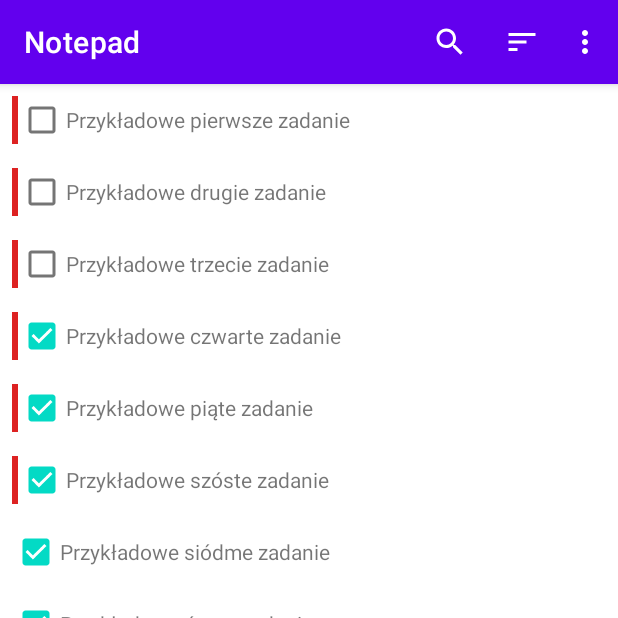
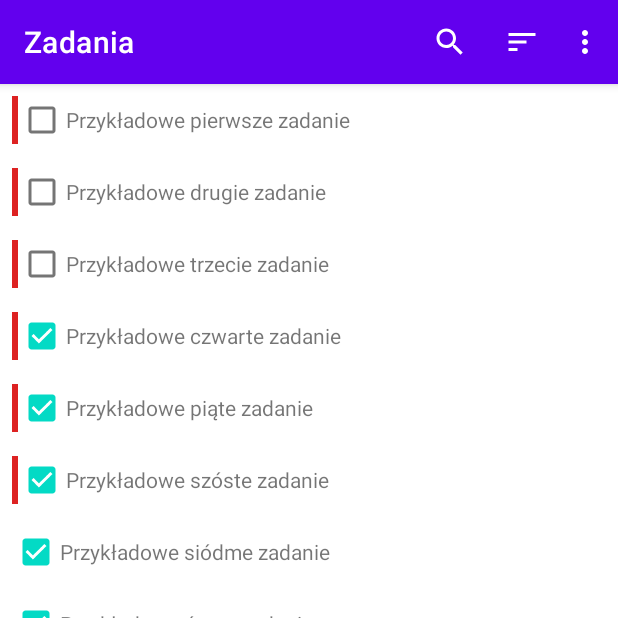
Before and after one commit to radoslawbialek/zadania, an Android app: the screen it shows after launch (MainActivity), on a phone screen of 412 x 824 dp, the top half of it. Run offline under Robolectric (Android 15) with nearby library versions, the phone set to English and light mode, and no system bars; our stand-ins replace Dagger/Hilt's generated code, Room's generated code, navigation-ui; libraries missing offline, so code that uses them is left out: androidx.hilt, androidx.hilt.lifecycle.

```diff
--- a/app/src/main/java/pl/radoslawbialek/notatnik/ui/MainActivity.kt
+++ b/app/src/main/java/pl/radoslawbialek/notatnik/ui/MainActivity.kt
@@ -1,14 +1,29 @@
 package pl.radoslawbialek.notatnik.ui
 
+import android.os.Bundle
 import androidx.appcompat.app.AppCompatActivity
-import android.os.Bundle
+import androidx.navigation.NavController
+import androidx.navigation.fragment.NavHostFragment
+import androidx.navigation.fragment.findNavController
+import androidx.navigation.ui.setupActionBarWithNavController
 import dagger.hilt.android.AndroidEntryPoint
 import pl.radoslawbialek.notatnik.R
 
 @AndroidEntryPoint
 class MainActivity : AppCompatActivity() {
+    private lateinit var navController: NavController
+
     override fun onCreate(savedInstanceState: Bundle?) {
         super.onCreate(savedInstanceState)
         setContentView(R.layout.activity_main)
+
+        val navHostFragment = supportFragmentManager.findFragmentById(R.id.navHostFragment) as NavHostFragment
+        navController = navHostFragment.findNavController()
+
+        setupActionBarWithNavController(navController)
+    }
+
+    override fun onSupportNavigateUp(): Boolean {
+        return navController.navigateUp() or super.onSupportNavigateUp()
     }
 }
--- a/app/src/main/java/pl/radoslawbialek/notatnik/ui/tasks/TasksFragment.kt
+++ b/app/src/main/java/pl/radoslawbialek/notatnik/ui/tasks/TasksFragment.kt
@@ -74,11 +74,13 @@ class TasksFragment : Fragment(R.layout.fragment_tasks), TasksAdapter.OnItemClic
                             }.show()
                     }
                     is TasksViewModel.TasksEvent.NavigateToAddTaskScreen -> {
-                        val action = TasksFragmentDirections.actionTasksFragmentToEditTaskFragment()
+                        val action =
+                            TasksFragmentDirections.actionTasksFragmentToEditTaskFragment(null, "Dodaj zadanie")
                         findNavController().navigate(action)
                     }
                     is TasksViewModel.TasksEvent.NavigateToEditTaskScreen -> {
-                        val action = TasksFragmentDirections.actionTasksFragmentToEditTaskFragment(event.task)
+                        val action =
+                            TasksFragmentDirections.actionTasksFragmentToEditTaskFragment(event.task, "Edytuj zadanie")
                         findNavController().navigate(action)
                     }
                 }.exhaustive
--- a/app/src/main/res/navigation/nav_graph.xml
+++ b/app/src/main/res/navigation/nav_graph.xml
@@ -8,8 +8,8 @@
     <fragment
         android:id="@+id/tasksFragment"
         android:name="pl.radoslawbialek.notatnik.ui.tasks.TasksFragment"
-        android:label="fragment_tasks"
-        tools:layout="@layout/fragment_tasks" >
+        android:label="Zadania"
+        tools:layout="@layout/fragment_tasks">
         <action
             android:id="@+id/action_tasksFragment_to_editTaskFragment"
             app:destination="@id/editTaskFragment" />
@@ -17,13 +17,16 @@
     <fragment
         android:id="@+id/editTaskFragment"
         android:name="pl.radoslawbialek.notatnik.ui.edittask.EditTaskFragment"
-        android:label="fragment_edit_task"
-        tools:layout="@layout/fragment_edit_task" >
+        android:label="{title}"
+        tools:layout="@layout/fragment_edit_task">
         <argument
             android:name="task"
+            android:defaultValue="@null"
             app:argType="pl.radoslawbialek.notatnik.data.Task"
-            app:nullable="true"
-            android:defaultValue="@null" />
+            app:nullable="true" />
+        <argument
+            android:name="title"
+            app:argType="string" />
     </fragment>
 
 </navigation>
```
